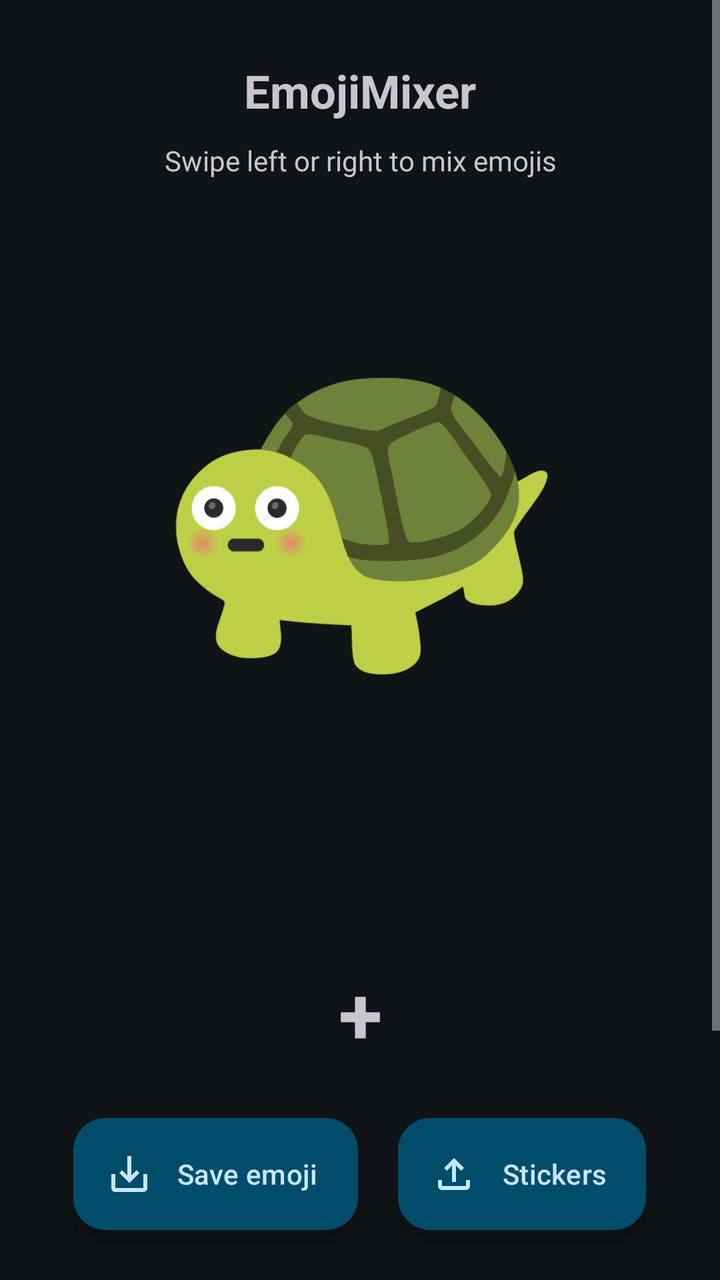
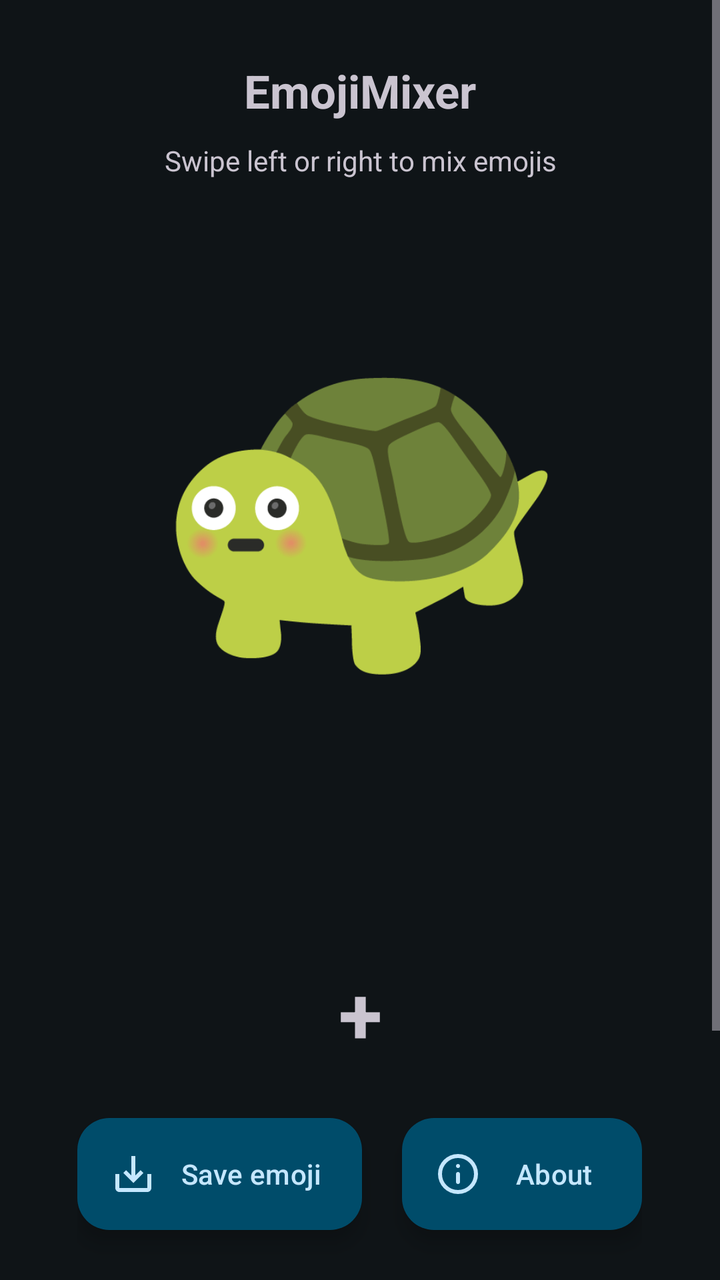

Two renders of the same Android screen: before a commit and after it. Below are the layout's source before the change and the commit's diff.
<!-- AndroidManifest.xml: application theme Theme.MyApplication -->
<!-- res/layout/activity_main.xml -->
<?xml version="1.0" encoding="utf-8"?>
<LinearLayout xmlns:android="http://schemas.android.com/apk/res/android"
    xmlns:app="http://schemas.android.com/apk/res-auto"
    xmlns:tools="http://schemas.android.com/tools"
    android:layout_width="match_parent"
    android:layout_height="match_parent"
    android:gravity="center_horizontal"
    android:weightSum="3"
    android:orientation="vertical">

    <ScrollView
        android:layout_width="match_parent"
        android:layout_weight="3"
        android:layout_height="0dp">
        <LinearLayout
            android:layout_width="match_parent"
            android:layout_height="wrap_content"
            android:layout_marginTop="20dp"
            android:gravity="center_horizontal"
            android:orientation="vertical">

            <TextView
                android:id="@+id/activityTitle"
                android:layout_width="match_parent"
                android:layout_height="wrap_content"
                android:layout_marginTop="10dp"
                android:gravity="center"
                android:text="@string/app_name"
                android:textSize="23sp"
                android:textStyle="bold" />

            <TextView
                android:id="@+id/activityDesc"
                android:layout_width="match_parent"
                android:layout_height="wrap_content"
                android:layout_marginTop="10dp"
                android:layout_marginBottom="60dp"
                android:gravity="center"
                android:text="@string/swipe_left_or_right_to_mix_emojis"
                android:textSize="14sp" />

            <LinearLayout
                android:layout_width="match_parent"
                android:layout_height="0dp"
                android:layout_weight="1"
                android:gravity="center_horizontal"
                android:orientation="vertical">

                <RelativeLayout
                    android:layout_width="200dp"
                    android:layout_height="200dp">

                    <com.google.android.material.progressindicator.CircularProgressIndicator
                        android:id="@+id/progressBar"
                        android:layout_width="60dp"
                        android:layout_height="60dp"
                        android:layout_centerInParent="true"
                        android:indeterminate="true"
                        app:indicatorColor="#F7C02B"
                        app:indicatorSize="60dp"
                        app:trackCornerRadius="10dp"
                        app:trackThickness="5dp" />

                    <ImageView
                        android:id="@+id/mixedEmoji"
                        android:layout_width="200dp"
                        android:layout_height="200dp"
                        android:layout_centerInParent="true"
                        android:src="@drawable/shocked" />
                </RelativeLayout>

                <LinearLayout
                    android:layout_width="match_parent"
                    android:layout_height="wrap_content"
                    android:layout_marginTop="30dp"
                    android:orientation="vertical">

                    <LinearLayout
                        android:layout_width="match_parent"
                        android:layout_height="100dp"
                        android:orientation="vertical">

                        <androidx.recyclerview.widget.RecyclerView
                            android:id="@+id/emojisSlider1"
                            android:layout_width="match_parent"
                            android:layout_height="match_parent"
                            android:fadingEdge="horizontal"
                            android:fadingEdgeLength="30dp" />
                    </LinearLayout>

                    <TextView
                        android:layout_width="match_parent"
                        android:layout_height="wrap_content"
                        android:layout_marginBottom="10dp"
                        android:gravity="center"
                        android:text="+"
                        android:textSize="40sp"
                        android:textStyle="bold"
                        tools:ignore="HardcodedText" />

                    <LinearLayout
                        android:layout_width="match_parent"
                        android:layout_height="wrap_content"
                        android:orientation="vertical">

                        <androidx.recyclerview.widget.RecyclerView
                            android:id="@+id/emojisSlider2"
                            android:layout_width="match_parent"
                            android:layout_height="match_parent"
                            android:fadingEdge="horizontal"
                            android:fadingEdgeLength="30dp" />

                    </LinearLayout>
                </LinearLayout>
            </LinearLayout>

        </LinearLayout>
    </ScrollView>
    <LinearLayout
        android:layout_width="wrap_content"
        android:gravity="center_horizontal"
        android:layout_height="wrap_content">
        <com.google.android.material.floatingactionbutton.ExtendedFloatingActionButton
            android:id="@+id/saveEmoji"
            android:layout_width="wrap_content"
            android:layout_height="wrap_content"
            android:layout_marginTop="30dp"
            android:layout_marginBottom="25dp"
            android:text="@string/save_emoji"
            android:textAllCaps="false"
            android:textSize="14sp"
            app:icon="@drawable/ic_outline_save_alt_24" />

        <Space
            android:layout_width="20dp"
            android:layout_height="wrap_content"/>

        <com.google.android.material.floatingactionbutton.ExtendedFloatingActionButton
            android:id="@+id/export"
            android:layout_width="wrap_content"
            android:layout_height="wrap_content"
            android:layout_marginTop="30dp"
            android:layout_marginBottom="25dp"
            android:text="@string/stickers"
            android:textAllCaps="false"
            android:textSize="14sp"
            app:icon="@drawable/ic_outline_file_upload_24" />
    </LinearLayout>
</LinearLayout>
<!-- resources referenced by this layout -->
<resources>
  <!-- drawable ic_outline_file_upload_24 (drawable) -->
  <vector android:height="24dp" android:tint="#000000"
      android:viewportHeight="24" android:viewportWidth="24"
      android:width="24dp" xmlns:android="http://schemas.android.com/apk/res/android">
      <path android:fillColor="@android:color/white" android:pathData="M18,15v3H6v-3H4v3c0,1.1 0.9,2 2,2h12c1.1,0 2,-0.9 2,-2v-3H18zM7,9l1.41,1.41L11,7.83V16h2V7.83l2.59,2.58L17,9l-5,-5L7,9z"/>
  </vector>
  <string name="app_name" translatable="false">EmojiMixer</string>
  <string name="save_emoji">Save emoji</string>
  <string name="stickers">Stickers</string>
  <color name="md_theme_primary">#90CEF4</color>
  <color name="md_theme_onPrimary">#00344A</color>
  <color name="md_theme_primaryContainer">#004C6A</color>
  <color name="md_theme_onPrimaryContainer">#C5E7FF</color>
  <color name="md_theme_secondary">#B6C9D8</color>
  <color name="md_theme_onSecondary">#20333E</color>
  <color name="md_theme_secondaryContainer">#374955</color>
  <color name="md_theme_onSecondaryContainer">#D1E5F4</color>
  <color name="md_theme_tertiary">#CBC1E9</color>
  <color name="md_theme_onTertiary">#322C4C</color>
  <color name="md_theme_tertiaryContainer">#494263</color>
  <color name="md_theme_onTertiaryContainer">#E7DEFF</color>
  <color name="md_theme_error">#FFB4AB</color>
  <color name="md_theme_onError">#690005</color>
  <color name="md_theme_errorContainer">#93000A</color>
  <color name="md_theme_onErrorContainer">#FFDAD6</color>
  <color name="md_theme_background">#0F1417</color>
  <color name="md_theme_onBackground">#DFE3E7</color>
  <color name="md_theme_surface">#0F1417</color>
  <color name="md_theme_onSurface">#DFE3E7</color>
  <color name="md_theme_surfaceVariant">#41484D</color>
  <color name="md_theme_onSurfaceVariant">#C1C7CD</color>
  <color name="md_theme_outline">#8B9297</color>
  <color name="md_theme_outlineVariant">#41484D</color>
  <color name="md_theme_inverseSurface">#DFE3E7</color>
  <color name="md_theme_inverseOnSurface">#2C3134</color>
  <color name="md_theme_inversePrimary">#1E6586</color>
  <color name="md_theme_primaryFixed">#C5E7FF</color>
  <color name="md_theme_onPrimaryFixed">#001E2D</color>
  <color name="md_theme_primaryFixedDim">#90CEF4</color>
  <color name="md_theme_onPrimaryFixedVariant">#004C6A</color>
  <color name="md_theme_secondaryFixed">#D1E5F4</color>
  <color name="md_theme_onSecondaryFixed">#0A1E28</color>
  <color name="md_theme_secondaryFixedDim">#B6C9D8</color>
  <color name="md_theme_onSecondaryFixedVariant">#374955</color>
  <color name="md_theme_tertiaryFixed">#E7DEFF</color>
  <color name="md_theme_onTertiaryFixed">#1D1735</color>
  <color name="md_theme_tertiaryFixedDim">#CBC1E9</color>
  <color name="md_theme_onTertiaryFixedVariant">#494263</color>
  <color name="md_theme_surfaceDim">#0F1417</color>
  <color name="md_theme_surfaceBright">#353A3D</color>
  <color name="md_theme_surfaceContainerLowest">#0A0F12</color>
  <color name="md_theme_surfaceContainerLow">#181C1F</color>
  <color name="md_theme_surfaceContainer">#1C2023</color>
  <color name="md_theme_surfaceContainerHigh">#262B2E</color>
  <color name="md_theme_surfaceContainerHighest">#313539</color>
  <!-- unchanged entries left out for length: 7 -->
</resources>

<!-- the commit's change to res/layout/activity_main.xml (unified diff, before → after) -->
@@ -144,6 +144,6 @@
             android:text="@string/stickers"
             android:textAllCaps="false"
             android:textSize="14sp"
-            app:icon="@drawable/ic_outline_file_upload_24" />
+            app:icon="@drawable/info_24" />
     </LinearLayout>
 </LinearLayout>
<!-- resource entries referenced after the edit -->
@@ -1,14 +1,19 @@
 <!-- resources referenced by this layout -->
 <resources>
-  <!-- drawable ic_outline_file_upload_24 (drawable) -->
-  <vector android:height="24dp" android:tint="#000000"
-      android:viewportHeight="24" android:viewportWidth="24"
-      android:width="24dp" xmlns:android="http://schemas.android.com/apk/res/android">
-      <path android:fillColor="@android:color/white" android:pathData="M18,15v3H6v-3H4v3c0,1.1 0.9,2 2,2h12c1.1,0 2,-0.9 2,-2v-3H18zM7,9l1.41,1.41L11,7.83V16h2V7.83l2.59,2.58L17,9l-5,-5L7,9z"/>
+  <!-- drawable info_24 (drawable) -->
+  <vector xmlns:android="http://schemas.android.com/apk/res/android"
+      android:width="24dp"
+      android:height="24dp"
+      android:viewportWidth="960"
+      android:viewportHeight="960"
+      android:tint="?attr/colorControlNormal">
+    <path
+        android:fillColor="@android:color/white"
+        android:pathData="M480,680Q497,680 508.5,668.5Q520,657 520,640L520,480Q520,463 508.5,451.5Q497,440 480,440Q463,440 451.5,451.5Q440,463 440,480L440,640Q440,657 451.5,668.5Q463,680 480,680ZM480,360Q497,360 508.5,348.5Q520,337 520,320Q520,303 508.5,291.5Q497,280 480,280Q463,280 451.5,291.5Q440,303 440,320Q440,337 451.5,348.5Q463,360 480,360ZM480,880Q397,880 324,848.5Q251,817 197,763Q143,709 111.5,636Q80,563 80,480Q80,397 111.5,324Q143,251 197,197Q251,143 324,111.5Q397,80 480,80Q563,80 636,111.5Q709,143 763,197Q817,251 848.5,324Q880,397 880,480Q880,563 848.5,636Q817,709 763,763Q709,817 636,848.5Q563,880 480,880ZM480,800Q614,800 707,707Q800,614 800,480Q800,346 707,253Q614,160 480,160Q346,160 253,253Q160,346 160,480Q160,614 253,707Q346,800 480,800ZM480,480Q480,480 480,480Q480,480 480,480Q480,480 480,480Q480,480 480,480Q480,480 480,480Q480,480 480,480Q480,480 480,480Q480,480 480,480Z"/>
   </vector>
   <string name="app_name" translatable="false">EmojiMixer</string>
   <string name="save_emoji">Save emoji</string>
-  <string name="stickers">Stickers</string>
+  <string name="stickers">About</string>
   <color name="md_theme_primary">#90CEF4</color>
   <color name="md_theme_onPrimary">#00344A</color>
   <color name="md_theme_primaryContainer">#004C6A</color>
